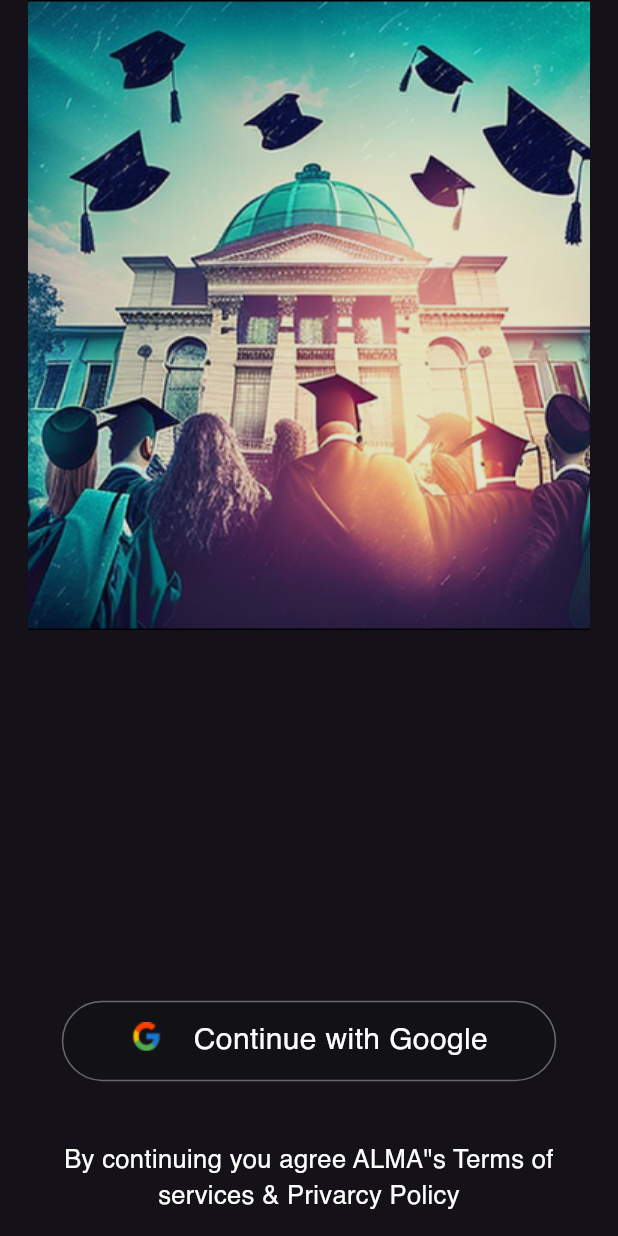
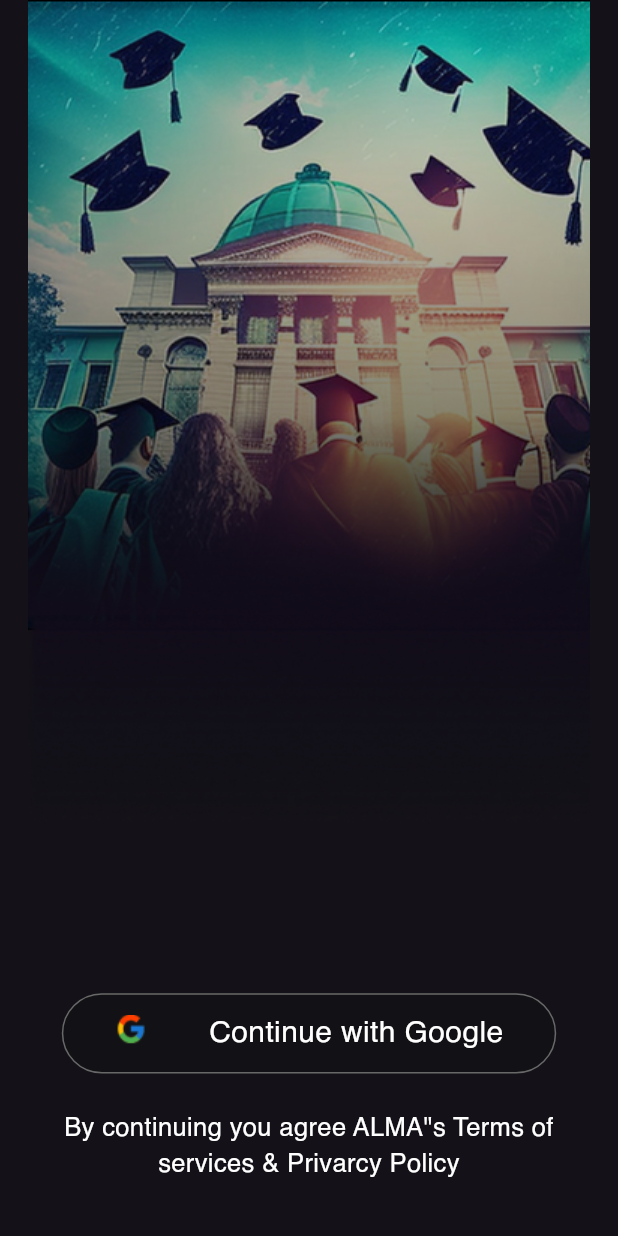
Before and after one commit to angathjr/Alma-FrontEnd, a Flutter app: the LoginScreen screen opened directly, on a phone screen of 412 x 824 dp. Run offline on Flutter 3.47's test engine with Material 2 defaults, Android fonts, the phone set to English and light mode, and no system bars; our stand-ins replace firebase_core, get, get_storage, google_sign_in, table_calendar; accounts and stored records are empty; statements that could not run were skipped.

Commit message:
added splash screen and modified loginscreen

```diff
--- a/lib/auth/views/login_screen.dart
+++ b/lib/auth/views/login_screen.dart
@@ -19,10 +19,11 @@ class LoginScreen extends StatelessWidget {
       child: Column(
         children: [
           Image.asset(
-            'assets/images/tkm.png',
+            'assets/images/background.png',
+            fit: BoxFit.cover,
           ),
           SizedBox(
-            height: height * 0.3,
+            height: height * 0.13,
           ),
           InkWell(
             onTap: () {
@@ -42,7 +43,7 @@ class LoginScreen extends StatelessWidget {
                     'assets/images/google.png',
                   ),
                   SizedBox(
-                    width: 0.03 * width,
+                    width: 0.08 * width,
                   ),
                   const Text(
                     'Continue with Google',
@@ -56,7 +57,7 @@ class LoginScreen extends StatelessWidget {
             ),
           ),
           SizedBox(
-            height: 0.05 * height,
+            height: 0.03 * height,
           ),
           const Padding(
             padding: EdgeInsets.symmetric(vertical: 0.0, horizontal: 30.0),
--- a/lib/main.dart
+++ b/lib/main.dart
@@ -3,6 +3,7 @@ import 'package:alma/Navbar/views/navbar.dart';
 import 'package:alma/Post/views/InternshipDescriptionScreen.dart';
 import 'package:alma/Post/views/JobDescriptionScreen.dart';
 import 'package:alma/Post/views/postScreen.dart';
+import 'package:alma/auth/views/spalash_Screen.dart';
 import 'package:alma/eventCalendar/views/calendar_screen.dart';
 import 'package:alma/jobs/views/JobScreen.dart';
 import 'package:alma/profile/views/profileEditScreen.dart';
@@ -41,7 +42,7 @@ class MyApp extends StatelessWidget {
         useMaterial3: true,
         fontFamily: 'Helvetica',
       ),
-      home: SearchPage(),
+      home: SplashScreen(),
     //  getPages: [
        // GetPage(
          //   name: '/',
--- a/lib/registration/views/alumni_profile_screen.dart
+++ b/lib/registration/views/alumni_profile_screen.dart
@@ -180,6 +180,7 @@ class AlumniProfileScreen extends StatelessWidget {
                             fontSize: 12,
                           ),
                         ),
+
                         Container(
                           width: width * 02,
                           height: height * .053,
@@ -187,6 +188,7 @@ class AlumniProfileScreen extends StatelessWidget {
                             borderRadius: BorderRadius.all(Radius.circular(10)),
                             color: Color(0xff25262E),
                           ),
+
                           child: TextFormField(
                             controller: controller.departmentController,
                             decoration: const InputDecoration(
@@ -194,7 +196,9 @@ class AlumniProfileScreen extends StatelessWidget {
                               contentPadding: EdgeInsets.only(left: 5),
                             ),
                             style: TextStyle(color: Colors.white),
+
                           ),
+
                         ),
                         SizedBox(
                           height: width * 0.08,
```
Also changed, not shown: lib/auth/views/spalash_Screen.dart (added, +23 -0 lines), lib/search/views/searchScreen.dart (+3 -12 lines), assets/images/Home maker Details.png (deleted), assets/images/Login Page.png (deleted), assets/images/background.png (added), assets/images/shanil_av 2.png (deleted), assets/images/splash.png (added).
